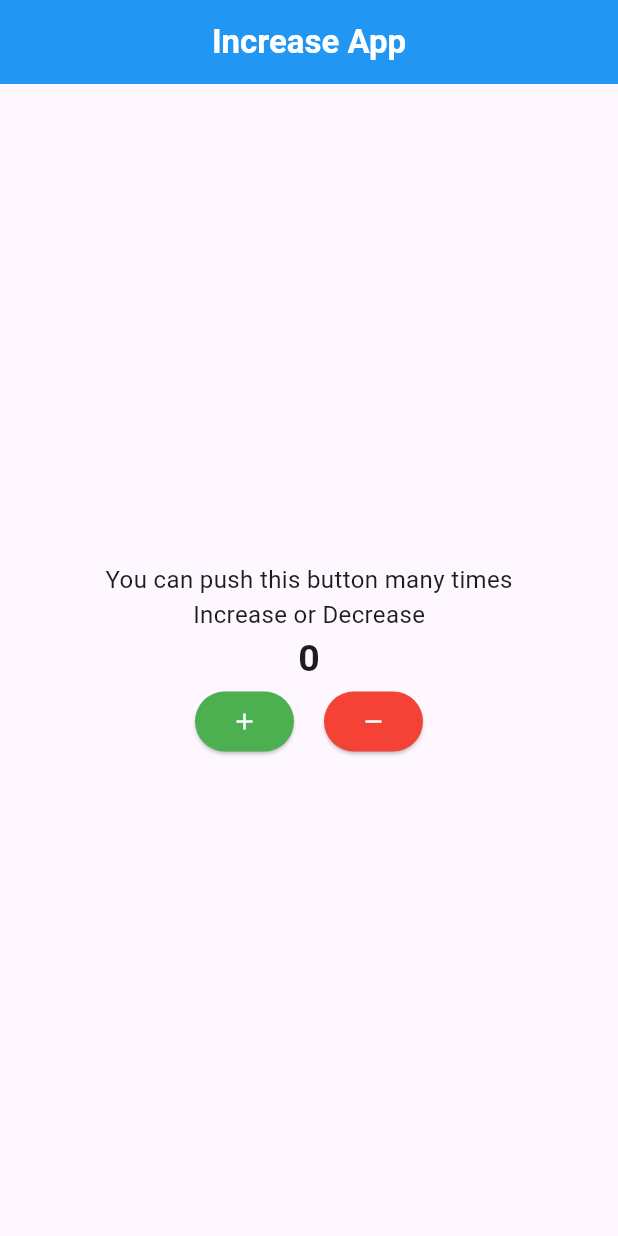
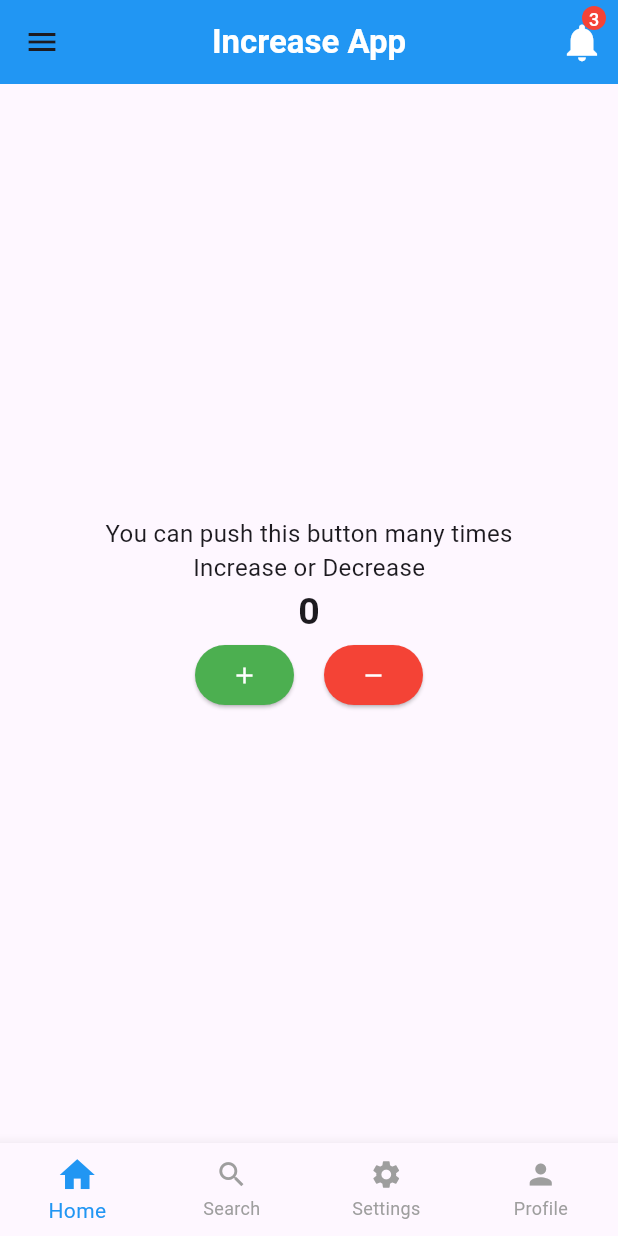
Before and after one commit to ChakavalTR/Increase-App, a Flutter app: the screen it shows after launch, on a phone screen of 412 x 824 dp. Run offline on Flutter 3.47's test engine with Material 3 defaults, Android fonts, the phone set to English and light mode, and no system bars.

Commit message:
more code

```diff
--- a/lib/home_view.dart
+++ b/lib/home_view.dart
@@ -8,10 +8,66 @@ class HomeView extends StatefulWidget {
 }
 
 class _HomeViewState extends State<HomeView> {
-  int _counter = 0;
+  var _counter = 0;
+  var currentIndex = 0;
   @override
   Widget build(BuildContext context) {
     return Scaffold(
+      drawer: Drawer(
+        child: ListView(
+          padding: EdgeInsets.zero,
+          children: [
+            UserAccountsDrawerHeader(
+              decoration: BoxDecoration(color: Colors.blue),
+              accountName: Text(
+                'TR Val',
+                style: TextStyle(fontSize: 16, fontWeight: FontWeight.w500),
+              ),
+              accountEmail: Text(
+                'ChakavalTR@yahoo.com',
+                style: TextStyle(fontSize: 16, fontWeight: FontWeight.w500),
+              ),
+              currentAccountPicture: CircleAvatar(
+                backgroundImage: NetworkImage(
+                  'https://avatars.githubusercontent.com/u/123456789?v=4',
+                ),
+              ),
+            ),
+            ListTile(
+              leading: Icon(Icons.home, color: Colors.blue),
+              title: Text('Home', style: TextStyle(fontSize: 16)),
+              trailing: Icon(Icons.arrow_forward, color: Colors.blue),
+              onTap: () {
+                Navigator.pop(context);
+              },
+            ),
+            ListTile(
+              leading: Icon(Icons.notifications, color: Colors.blue),
+              title: Text('Notifications', style: TextStyle(fontSize: 16)),
+              trailing: Icon(Icons.arrow_forward, color: Colors.blue),
+              onTap: () {
+                Navigator.pop(context);
+              },
+            ),
+            ListTile(
+              leading: Icon(Icons.person, color: Colors.blue),
+              title: Text('Profile', style: TextStyle(fontSize: 16)),
+              trailing: Icon(Icons.arrow_forward, color: Colors.blue),
+              onTap: () {
+                Navigator.pop(context);
+              },
+            ),
+            ListTile(
+              leading: Icon(Icons.logout, color: Colors.blue),
+              title: Text('Logout', style: TextStyle(fontSize: 16)),
+              trailing: Icon(Icons.arrow_forward, color: Colors.blue),
+              onTap: () {
+                Navigator.pop(context);
+              },
+            ),
+          ],
+        ),
+      ),
       appBar: AppBar(
         title: Text(
           'Increase App',
@@ -19,6 +75,27 @@ class _HomeViewState extends State<HomeView> {
         ),
         centerTitle: true,
         backgroundColor: Colors.blue,
+        actions: [
+          Stack(
+            children: [
+              IconButton(
+                icon: Icon(Icons.notifications, color: Colors.white, size: 30),
+                onPressed: () {},
+              ),
+              Positioned(
+                right: 8,
+                child: CircleAvatar(
+                  radius: 8,
+                  backgroundColor: Colors.red,
+                  child: Text(
+                    '3',
+                    style: TextStyle(color: Colors.white, fontSize: 12),
+                  ),
+                ),
+              ),
+            ],
+          ),
+        ],
       ),
       body: Center(
         child: Column(
@@ -68,6 +145,30 @@ class _HomeViewState extends State<HomeView> {
           ],
         ),
       ),
+      bottomNavigationBar: BottomNavigationBar(
+        type: BottomNavigationBarType.fixed,
+        onTap: (index) {
+          setState(() {
+            currentIndex = index;
+          });
+        },
+        currentIndex: currentIndex,
+        selectedItemColor: Colors.blue,
+        unselectedItemColor: Colors.grey,
+        showUnselectedLabels: true,
+        showSelectedLabels: true,
+        selectedIconTheme: IconThemeData(size: 28),
+        unselectedIconTheme: IconThemeData(size: 22),
+        items: [
+          BottomNavigationBarItem(icon: Icon(Icons.home), label: 'Home'),
+          BottomNavigationBarItem(icon: Icon(Icons.search), label: 'Search'),
+          BottomNavigationBarItem(
+            icon: Icon(Icons.settings),
+            label: 'Settings',
+          ),
+          BottomNavigationBarItem(icon: Icon(Icons.person), label: 'Profile'),
+        ],
+      ),
     );
   }
 }
```
